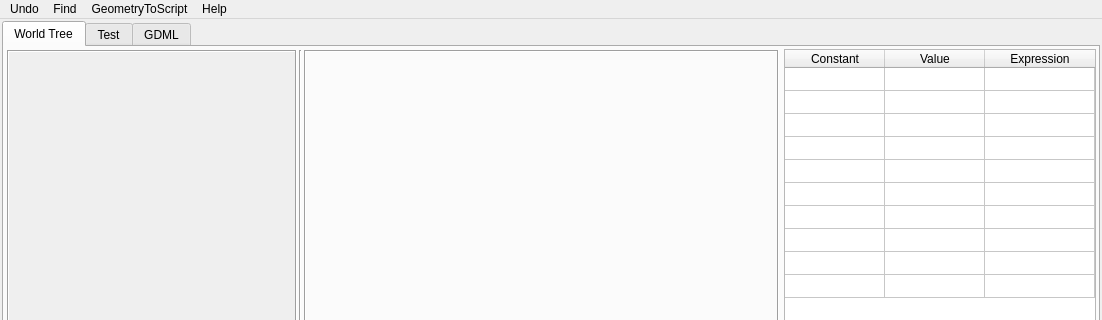
andrmor/ANTS3bundle, file ants3bundle/src/ants3/gui/geom/ageotreewin.ui: the form before one commit; both pictures show x 0 to 1102 and y 0 to 320 of the 1102 by 763 pixel window.
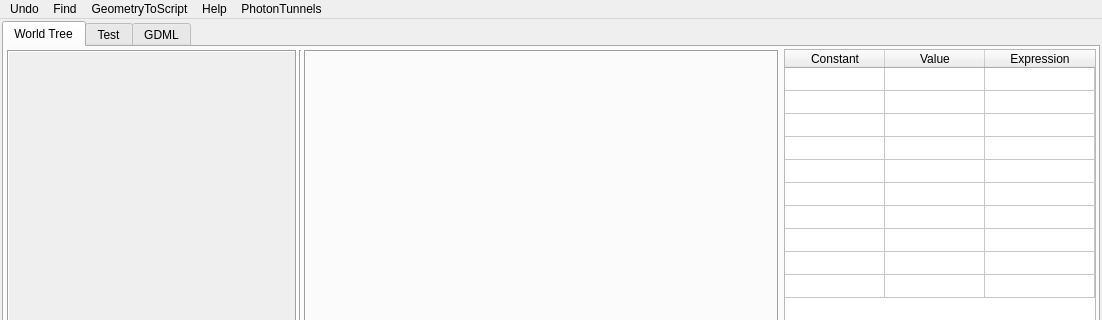
The form after the commit.

```diff
--- a/ants3bundle/src/ants3/gui/geom/ageotreewin.ui
+++ b/ants3bundle/src/ants3/gui/geom/ageotreewin.ui
@@ -798,10 +798,17 @@
     </property>
     <addaction name="actionFind_object"/>
    </widget>
+   <widget class="QMenu" name="menuPhotonTunnels">
+    <property name="title">
+     <string>PhotonTunnels</string>
+    </property>
+    <addaction name="actionOpen_window"/>
+   </widget>
    <addaction name="menuUndo_redo"/>
    <addaction name="menuFind"/>
    <addaction name="menuGeometryToScript"/>
    <addaction name="menuHelp"/>
+   <addaction name="menuPhotonTunnels"/>
   </widget>
   <action name="actionUndo">
    <property name="text">
```
Left out of the diff: 5 changed lines with no effect on the pictures.
